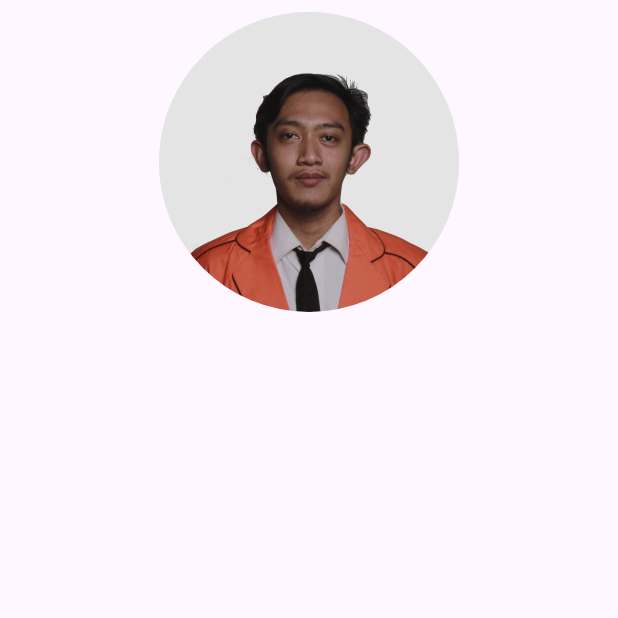
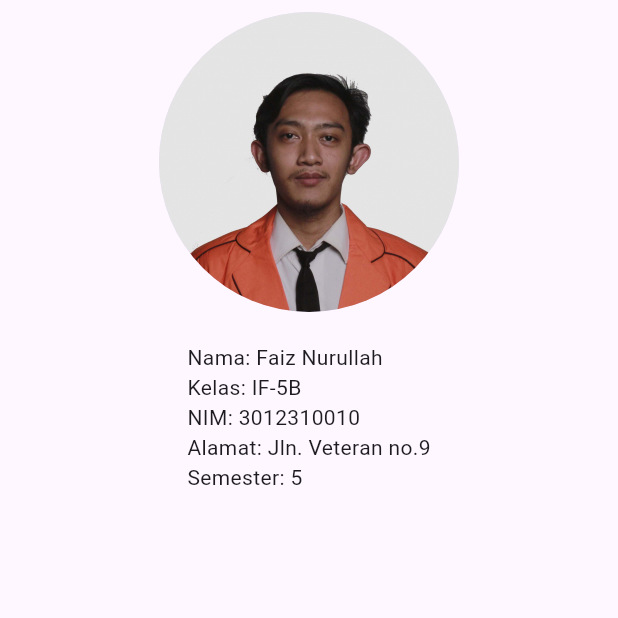
Before and after one commit to Faiznurullah/QuestSatu_0010, a Flutter app: the screen it shows after launch, on a phone screen of 412 x 824 dp, the top half of it. Run offline on Flutter 3.47's test engine with Material 3 defaults, Android fonts, the phone set to English and light mode, and no system bars.

Commit message:
add widget text

```diff
--- a/lib/main.dart
+++ b/lib/main.dart
@@ -50,6 +50,17 @@ class MyWidget extends StatelessWidget {
                 radius: 100,
                 backgroundImage: AssetImage('assets/images/faiznurullah.jpg'),
               ),
+              SizedBox(height: 20),
+              Column(
+                crossAxisAlignment: CrossAxisAlignment.start,
+                children: [
+                  Text("Nama: Faiz Nurullah"),
+              Text("Kelas: IF-5B"),
+              Text("NIM: 3012310010"),
+              Text("Alamat: Jln. Veteran no.9"),
+              Text("Semester: 5"),
+                ],
+              )
             ],
           ),
         )
```
